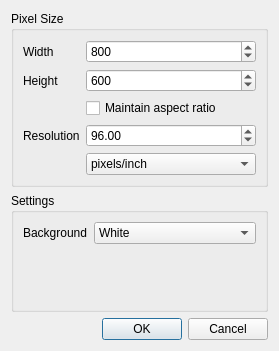
Old version of the form ui/forms/newimagedialog.ui in the repository msebastien/QuickDraw.
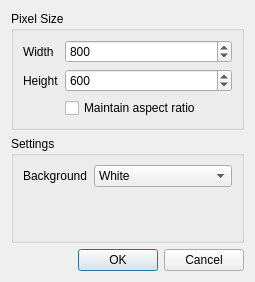
New version of the form. Icons and pictures are not drawn.

Commit message: New image dialog + rework of scribble area resizing (works great !)

What changed in the file:
```diff
--- a/ui/forms/newimagedialog.ui
+++ b/ui/forms/newimagedialog.ui
@@ -6,8 +6,8 @@
    <rect>
     <x>0</x>
     <y>0</y>
-    <width>279</width>
-    <height>351</height>
+    <width>255</width>
+    <height>282</height>
    </rect>
   </property>
   <property name="windowTitle">
@@ -89,42 +89,6 @@
         </property>
        </widget>
       </item>
-      <item row="4" column="0">
-       <widget class="QLabel" name="resolutionLabel">
-        <property name="text">
-         <string>Resolution</string>
-        </property>
-       </widget>
-      </item>
-      <item row="5" column="1">
-       <widget class="QComboBox" name="unitsComboBox">
-        <item>
-         <property name="text">
-          <string>pixels/inch</string>
-         </property>
-        </item>
-        <item>
-         <property name="text">
-          <string>pixels/cm</string>
-         </property>
-        </item>
-        <item>
-         <property name="text">
-          <string>pixels/mm</string>
-         </property>
-        </item>
-       </widget>
-      </item>
-      <item row="4" column="1">
-       <widget class="QDoubleSpinBox" name="resolutionDoubleSpinBox">
-        <property name="maximum">
-         <double>999.990000000000009</double>
-        </property>
-        <property name="value">
-         <double>96.000000000000000</double>
-        </property>
-       </widget>
-      </item>
      </layout>
     </widget>
    </item>
```
The commit also changes 6 other files.
